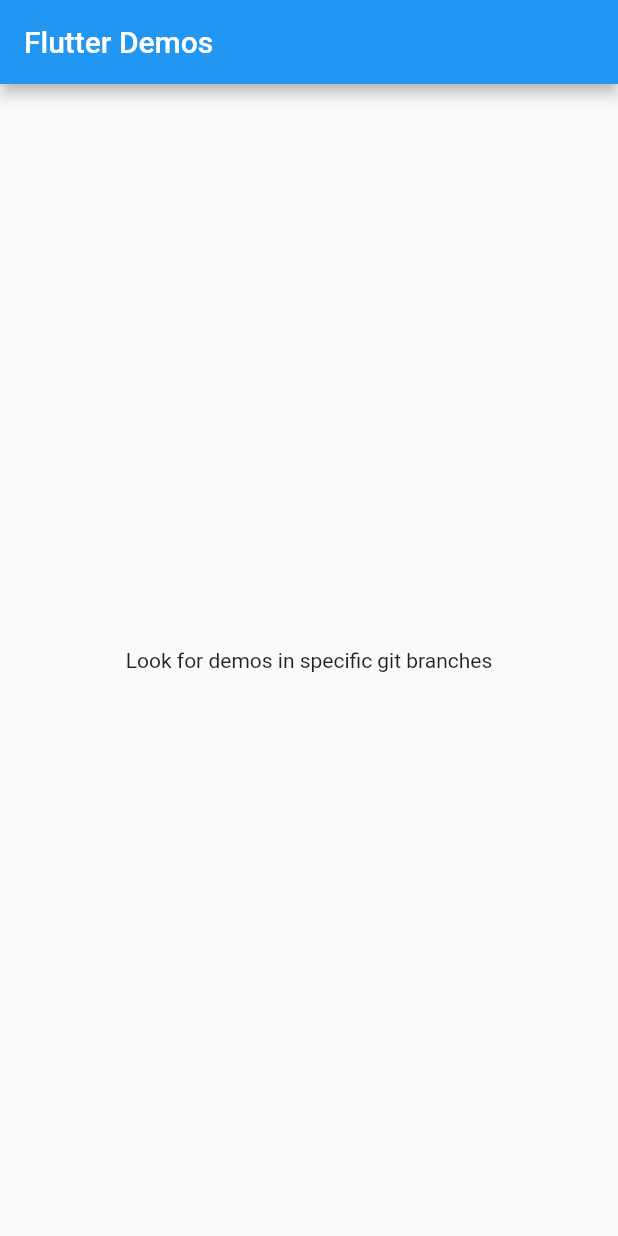
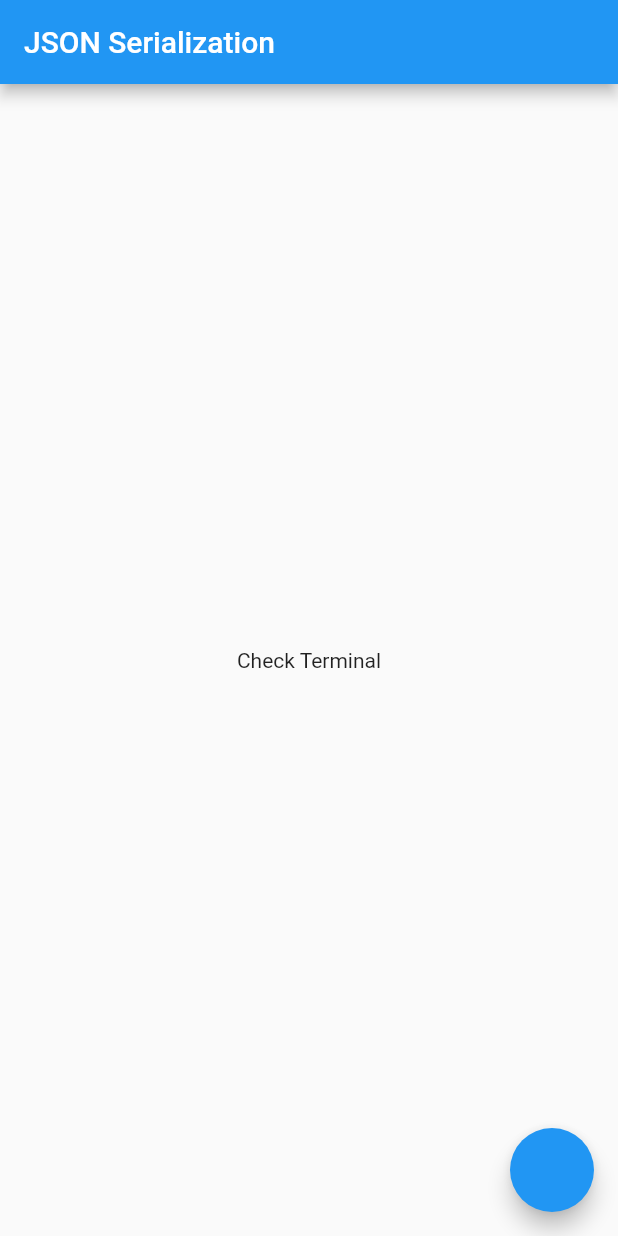
Before and after one commit to SatyamX64/flutter_demos, a Flutter app: the screen it shows after launch, on a phone screen of 412 x 824 dp. Run offline on Flutter 3.47's test engine with Material 2 defaults, Android fonts, the phone set to English and light mode, and no system bars.

Commit message:
standard demo

```diff
--- a/lib/main.dart
+++ b/lib/main.dart
@@ -1,4 +1,5 @@
 import 'package:flutter/material.dart';
+import 'helper.dart';
 
 void main() => runApp(MyApp());
 
@@ -9,12 +10,15 @@ class MyApp extends StatelessWidget {
       title: 'Flutter Demos',
       home: Scaffold(
         appBar: AppBar(
-          title: Text('Flutter Demos'),
+          title: Text('JSON Serialization'),
         ),
         body: Center(
           child: Container(
-            child: Text('Look for demos in specific git branches'),
+            child: Text('Check Terminal'),
           ),
+        ),
+        floatingActionButton: FloatingActionButton(
+          onPressed: Helper.runCode,
         ),
       ),
     );
--- /dev/null
+++ b/lib/models/user.dart
@@ -0,0 +1,50 @@
+import 'package:json_annotation/json_annotation.dart';
+
+/// This allows the `User` class to access private members in
+/// the generated file. The value for this is *.g.dart, where
+/// the star denotes the source file name.
+part 'user.g.dart';
+
+/// An annotation for the code generator to know that this class needs the
+/// JSON serialization logic to be generated.
+/// fieldName changes the typing style of generated maps (eg : snake, pascal, camelcase, kebab etc)
+@JsonSerializable(fieldRename: FieldRename.kebab)
+class User {
+  User(this.name, this.email, this.isAdult, this.id,
+      this.registrationDateMillis,{this.verificationCode = "123"});
+
+  String name;
+  String email;
+
+  /// Tell json_serializable to use "defaultValue" if the JSON doesn't
+  /// contain this key or if the value is `null`.
+  @JsonKey(defaultValue: false)
+  final bool isAdult;
+
+  /// When `true` tell json_serializable that JSON must contain the key,
+  /// If the key doesn't exist, an exception is thrown.
+  @JsonKey(required: true)
+  final String id;
+
+  /// When `true` tell json_serializable that generated code should
+  /// ignore this field completely.
+  /// so it either need to be nullable now or carry a default value
+  @JsonKey(ignore: true)
+  final String verificationCode;
+
+  /// Tell json_serializable that "registration_date_millis" should be
+  /// mapped to this property.
+  @JsonKey(name: 'registration_date_millis')
+  final int registrationDateMillis;
+
+
+  /// A necessary factory constructor for creating a new User instance
+  /// from a map. Pass the map to the generated `_$UserFromJson()` constructor.
+  /// The constructor is named after the source class, in this case, User.
+  factory User.fromJson(Map<String, dynamic> json) => _$UserFromJson(json);
+
+  /// `toJson` is the convention for a class to declare support for serialization
+  /// to JSON. The implementation simply calls the private, generated
+  /// helper method `_$UserToJson`.
+  Map<String, dynamic> toJson() => _$UserToJson(this);
+}
--- a/pubspec.yaml
+++ b/pubspec.yaml
@@ -28,10 +28,13 @@ dependencies:
   # The following adds the Cupertino Icons font to your application.
   # Use with the CupertinoIcons class for iOS style icons.
   cupertino_icons: ^1.0.2
+  json_annotation:
 
 dev_dependencies:
   flutter_test:
     sdk: flutter
+  build_runner:
+  json_serializable:
 
 # For information on the generic Dart part of this file, see the
 # following page: https://dart.dev/tools/pub/pubspec
```
Also changed, not shown: lib/helper.dart (added, +29 -0 lines), lib/models/user.g.dart (added), pubspec.lock.
